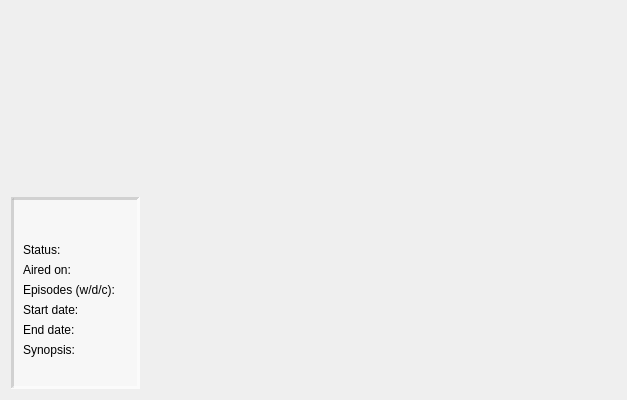
mxnemu/media-u, file src/tvshowpage.ui: the form before one commit.
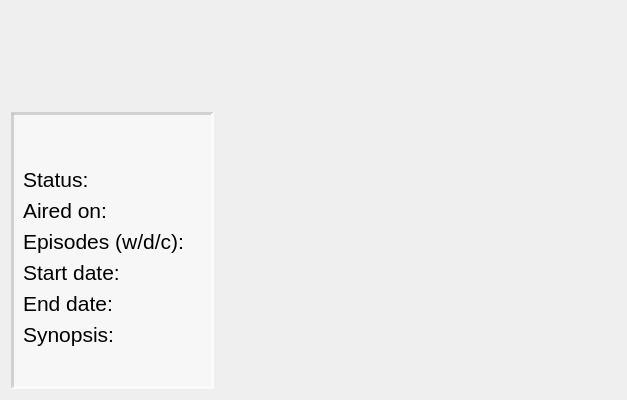
The form after the commit.

Commit message: increase font size on TvShowPage for better readabillity on big screens;

Diff of the .ui file:
```diff
--- a/src/tvshowpage.ui
+++ b/src/tvshowpage.ui
@@ -63,6 +63,11 @@
         </property>
         <item row="2" column="0">
          <widget class="QLabel" name="label_status">
+          <property name="font">
+           <font>
+            <pointsize>16</pointsize>
+           </font>
+          </property>
           <property name="text">
            <string>Status:</string>
           </property>
@@ -70,6 +75,11 @@
         </item>
         <item row="4" column="0">
          <widget class="QLabel" name="label_medium">
+          <property name="font">
+           <font>
+            <pointsize>16</pointsize>
+           </font>
+          </property>
           <property name="text">
            <string>Aired on:</string>
           </property>
@@ -77,6 +87,11 @@
         </item>
         <item row="6" column="0">
          <widget class="QLabel" name="label_episodes">
+          <property name="font">
+           <font>
+            <pointsize>16</pointsize>
+           </font>
+          </property>
           <property name="toolTip">
            <string>(watched / downloaded / completed)</string>
           </property>
@@ -87,6 +102,11 @@
         </item>
         <item row="8" column="0">
          <widget class="QLabel" name="label_startDate">
+          <property name="font">
+           <font>
+            <pointsize>16</pointsize>
+           </font>
+          </property>
           <property name="text">
            <string>Start date:</string>
           </property>
@@ -94,6 +114,11 @@
         </item>
         <item row="10" column="0">
          <widget class="QLabel" name="label_endDate">
+          <property name="font">
+           <font>
+            <pointsize>16</pointsize>
+           </font>
+          </property>
           <property name="text">
            <string>End date:</string>
           </property>
@@ -104,6 +129,11 @@
           <property name="enabled">
            <bool>true</bool>
           </property>
+          <property name="font">
+           <font>
+            <pointsize>16</pointsize>
+           </font>
+          </property>
           <property name="text">
            <string>Synopsis:</string>
           </property>
@@ -114,6 +144,11 @@
           <property name="enabled">
            <bool>true</bool>
           </property>
+          <property name="font">
+           <font>
+            <pointsize>16</pointsize>
+           </font>
+          </property>
           <property name="text">
            <string/>
           </property>
@@ -129,7 +164,7 @@
          <widget class="QLabel" name="title">
           <property name="font">
            <font>
-            <pointsize>18</pointsize>
+            <pointsize>24</pointsize>
             <weight>75</weight>
             <italic>true</italic>
             <bold>true</bold>
@@ -142,6 +177,11 @@
         </item>
         <item row="2" column="1">
          <widget class="QLabel" name="status">
+          <property name="font">
+           <font>
+            <pointsize>16</pointsize>
+           </font>
+          </property>
           <property name="text">
            <string/>
           </property>
@@ -149,6 +189,11 @@
         </item>
         <item row="8" column="1">
          <widget class="QLabel" name="startDate">
+          <property name="font">
+           <font>
+            <pointsize>16</pointsize>
+           </font>
+          </property>
           <property name="text">
            <string/>
           </property>
@@ -156,6 +201,11 @@
         </item>
         <item row="4" column="1">
          <widget class="QLabel" name="medium">
+          <property name="font">
+           <font>
+            <pointsize>16</pointsize>
+           </font>
+          </property>
           <property name="text">
            <string/>
           </property>
@@ -163,6 +213,11 @@
         </item>
         <item row="6" column="1">
          <widget class="QLabel" name="episodes">
+          <property name="font">
+           <font>
+            <pointsize>16</pointsize>
+           </font>
+          </property>
           <property name="text">
            <string/>
           </property>
@@ -170,6 +225,11 @@
         </item>
         <item row="10" column="1">
          <widget class="QLabel" name="endDate">
+          <property name="font">
+           <font>
+            <pointsize>16</pointsize>
+           </font>
+          </property>
           <property name="text">
            <string/>
           </property>
```
